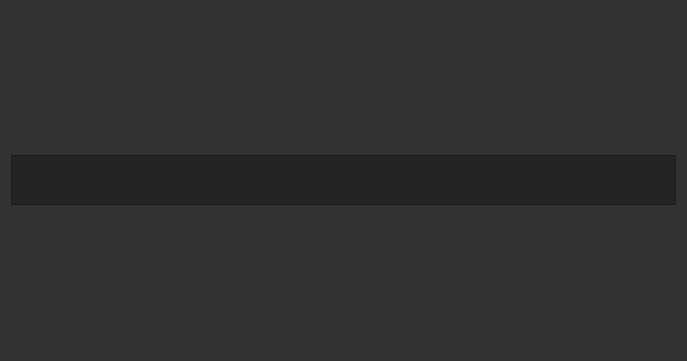
Above: resources/ui/QuestionForm.ui from WalterCM/QuizMan before the change. Below: the same form after it.
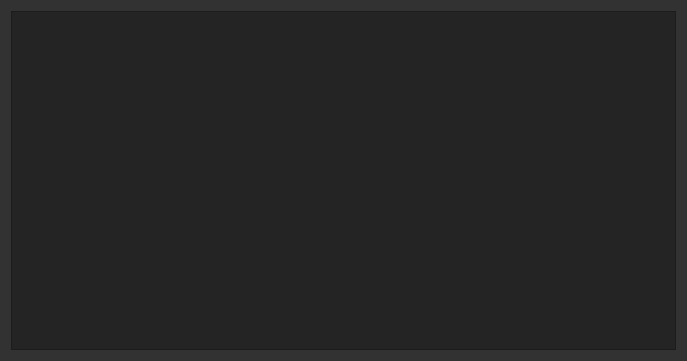
That is the form after the change. Icons and pictures are not drawn.

```diff
--- a/resources/ui/QuestionForm.ui
+++ b/resources/ui/QuestionForm.ui
@@ -495,13 +495,13 @@
      <property name="minimumSize">
       <size>
        <width>0</width>
-       <height>30</height>
+       <height>100</height>
       </size>
      </property>
      <property name="maximumSize">
       <size>
        <width>16777215</width>
-       <height>50</height>
+       <height>16777215</height>
       </size>
      </property>
     </widget>
```
